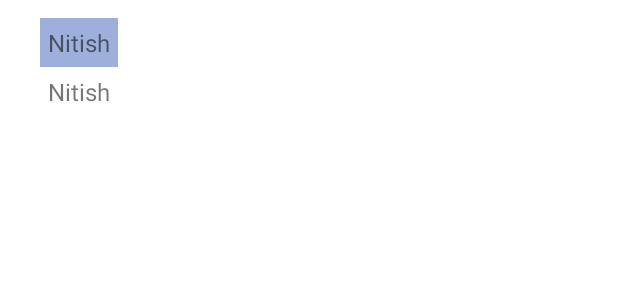
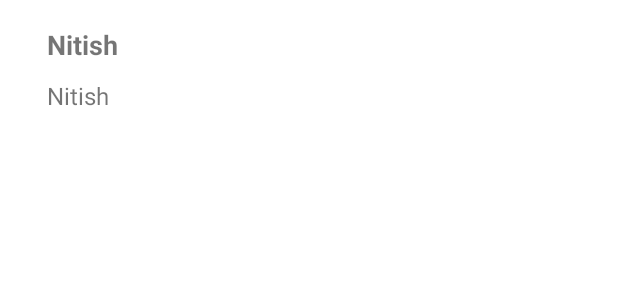
Before and after one commit to itsnitish22/Feedback-Prime, an Android app: the layout card_view_design.xml on its own in the app's theme, with its tools: preview values and no code run, on a phone screen of 412 x 824 dp. Shown: the top 300 px of the screen. Run offline under Robolectric (Android 15) with nearby library versions, the light colour scheme and no system bars; network calls fail.

Commit message:
Layout designs optimised.

```diff
--- a/app/src/main/res/layout/card_view_design.xml
+++ b/app/src/main/res/layout/card_view_design.xml
@@ -12,9 +12,11 @@
         android:id="@+id/conversation"
         android:layout_width="wrap_content"
         android:layout_height="wrap_content"
-            android:background="#9EAFDC"
         android:padding="5dp"
-            android:textSize="16sp"
+        android:textSize="18sp"
+        android:textStyle="bold"
+        app:layout_constrainedWidth="true"
+        android:layout_marginRight="5dp"
         app:layout_constraintHorizontal_bias="0.047"
         app:layout_constraintLeft_toLeftOf="parent"
         app:layout_constraintRight_toLeftOf="@+id/feedbackIcon"
@@ -25,6 +27,7 @@
             android:id="@+id/feedbackIcon"
             android:layout_width="30dp"
             android:layout_height="30dp"
+            android:layout_marginStart="5dp"
             app:layout_constraintBottom_toBottomOf="@id/conversation"
             app:layout_constraintRight_toRightOf="parent"
             app:layout_constraintTop_toTopOf="@+id/conversation" />
@@ -43,6 +46,11 @@
 
 
     </androidx.constraintlayout.widget.ConstraintLayout>
+
+
+
+
+
 <!--    <LinearLayout-->
 <!--        android:layout_width="wrap_content"-->
 <!--        android:layout_height="wrap_content"-->
```
Lines whose indentation alone changed are shown as unchanged.
